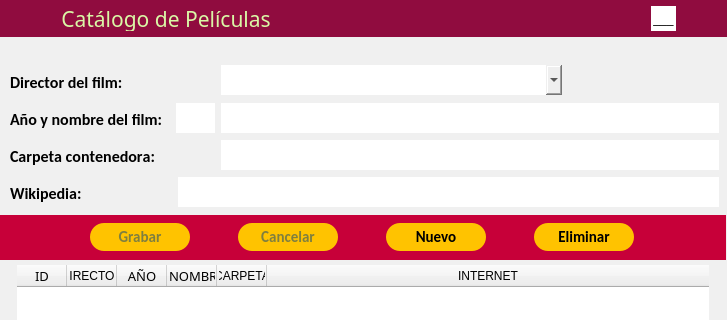
The window that gui/main.ui (QuitoAr/Cine) describes before a commit, drawn with Qt 5; both pictures show x 0 to 727 and y 0 to 320 of the 727 by 572 pixel window.
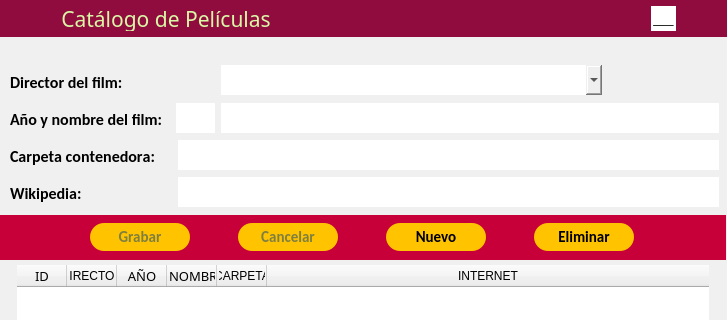
The same window after the commit. Icons and pictures are not drawn.

Commit message: Cambios en main.ui

Patch:
```diff
--- a/gui/main.ui
+++ b/gui/main.ui
@@ -171,7 +171,7 @@
      <rect>
       <x>221</x>
       <y>65</y>
-      <width>341</width>
+      <width>381</width>
       <height>30</height>
      </rect>
     </property>
@@ -233,9 +233,9 @@
     </property>
     <property name="geometry">
      <rect>
-      <x>221</x>
+      <x>178</x>
       <y>140</y>
-      <width>498</width>
+      <width>541</width>
       <height>30</height>
      </rect>
     </property>
@@ -2894,7 +2894,7 @@
     <property name="geometry">
      <rect>
       <x>176</x>
-      <y>62</y>
+      <y>60</y>
       <width>43</width>
       <height>36</height>
      </rect>
```
Left out of the diff: 256 changed lines with no effect on the pictures. The commit also changes 1 other file.
